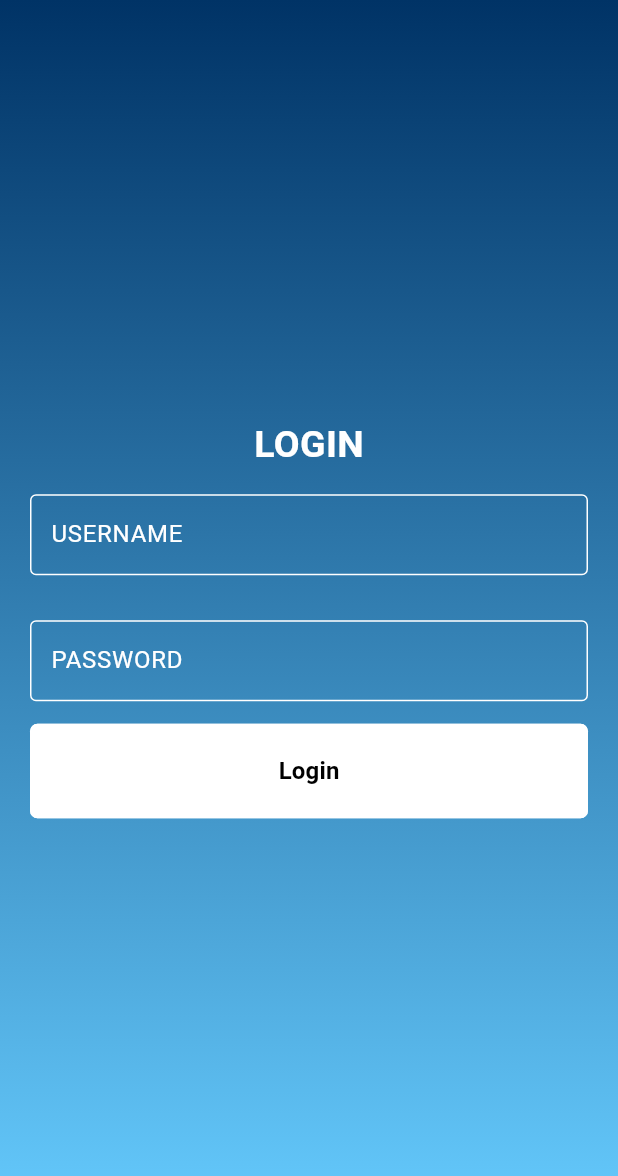
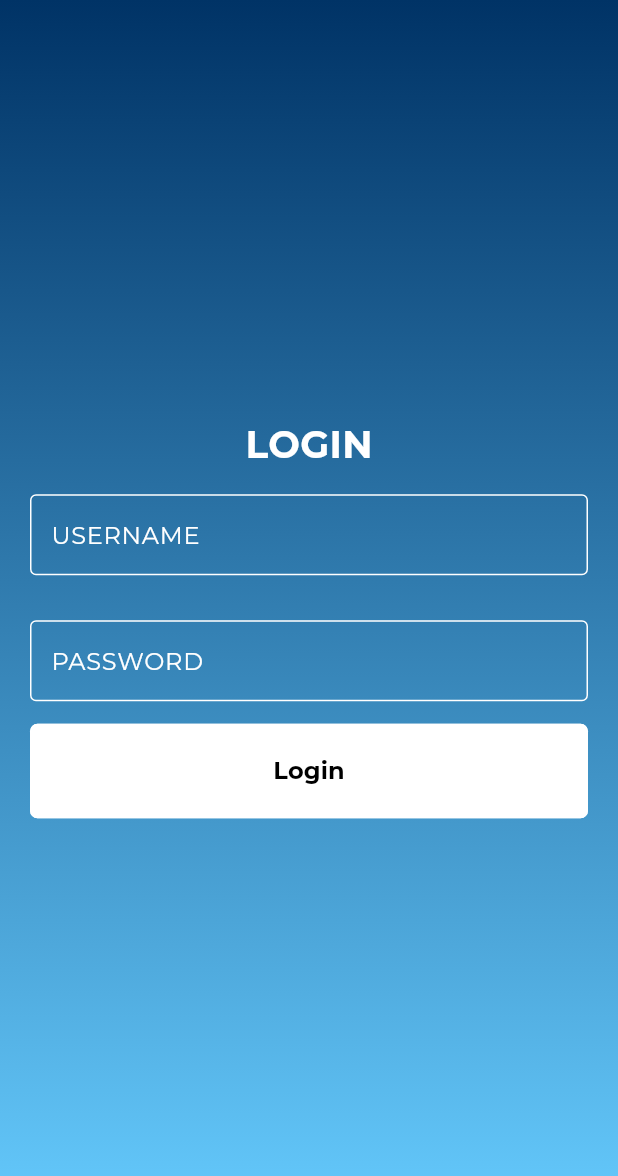
Before and after one commit to GaurangVishnoi17/quizler_new, a Flutter app: the screen it shows after launch, on a phone screen of 412 x 824 dp. Shown: the top 1176 px of the screen. Run offline on Flutter 3.47's test engine with Material 3 defaults, Android fonts, the phone set to English and light mode, and no system bars; our stand-ins replace rflutter_alert.

Commit message:
Added new font and used them into theme at main file. Also created text controller to handle text in the common textFields.

```diff
--- a/lib/main.dart
+++ b/lib/main.dart
@@ -11,6 +11,9 @@ class Quizzler extends StatelessWidget {
   Widget build(BuildContext context) {
     return MaterialApp(
       initialRoute: '/',
+      theme: ThemeData(
+        fontFamily: 'Monserat',
+      ),
       routes: {
         '/': (context) => LoginPage(),
         '/quizpage': (context) => QuizPage()
--- a/lib/pages/loginpage.dart
+++ b/lib/pages/loginpage.dart
@@ -7,6 +7,9 @@ class LoginPage extends StatefulWidget {
 
 class _LoginPageState extends State<LoginPage> {
   bool x = true;
+  // Controllers for text fields
+  final TextEditingController emailController = TextEditingController();
+  final TextEditingController passwordController = TextEditingController();
 
   @override
   Widget build(BuildContext context) {
@@ -39,8 +42,14 @@ class _LoginPageState extends State<LoginPage> {
                   ),
                 ),
                 // Text fields
-                const CommonTextField(label: 'USERNAME'),
-                const CommonTextField(label: 'PASSWORD', obscureText: true),
+                CommonTextField(
+                  label: 'USERNAME',
+                  controller: emailController,
+                ),
+                CommonTextField(
+                    label: 'PASSWORD',
+                    controller: passwordController,
+                    obscureText: true),
                 // Login Button
                 SizedBox(
                   width: double.infinity,
@@ -62,6 +71,8 @@ class _LoginPageState extends State<LoginPage> {
                       ),
                     ),
                     onPressed: () {
+                      print(emailController.text);
+                      print(passwordController.text);
                       if (x) {
                         Navigator.pushNamed(
                             context, '/quizpage'); // <-- Routing here
--- a/lib/widgets/common_text_field.dart
+++ b/lib/widgets/common_text_field.dart
@@ -4,11 +4,13 @@ class CommonTextField extends StatelessWidget {
   final String label;
   final bool obscureText;
   final Function(String)? onChanged;
+  final TextEditingController? controller;
 
   const CommonTextField({
     super.key,
     required this.label,
     this.obscureText = false,
+    this.controller,
     this.onChanged,
   });
 
@@ -18,7 +20,7 @@ class CommonTextField extends StatelessWidget {
       padding: const EdgeInsets.symmetric(vertical: 15.0),
       child: TextField(
         obscureText: obscureText,
-        onChanged: onChanged ?? (value) {},
+        controller: controller,
         style: const TextStyle(color: Colors.white),
         decoration: InputDecoration(
           contentPadding:
--- a/pubspec.yaml
+++ b/pubspec.yaml
@@ -87,6 +87,11 @@ flutter:
   #       - asset: fonts/TrajanPro.ttf
   #       - asset: fonts/TrajanPro_Bold.ttf
   #         weight: 700
+  fonts:
+    - family: Monserat
+      fonts:
+        - asset: assets/Montserrat-VariableFont_wght.ttf
+          weight: 700
   #
   # For details regarding fonts from package dependencies,
   # see https://flutter.dev/custom-fonts/#from-packages
```
Also changed, not shown: assets/Montserrat-VariableFont_wght.ttf (added).
